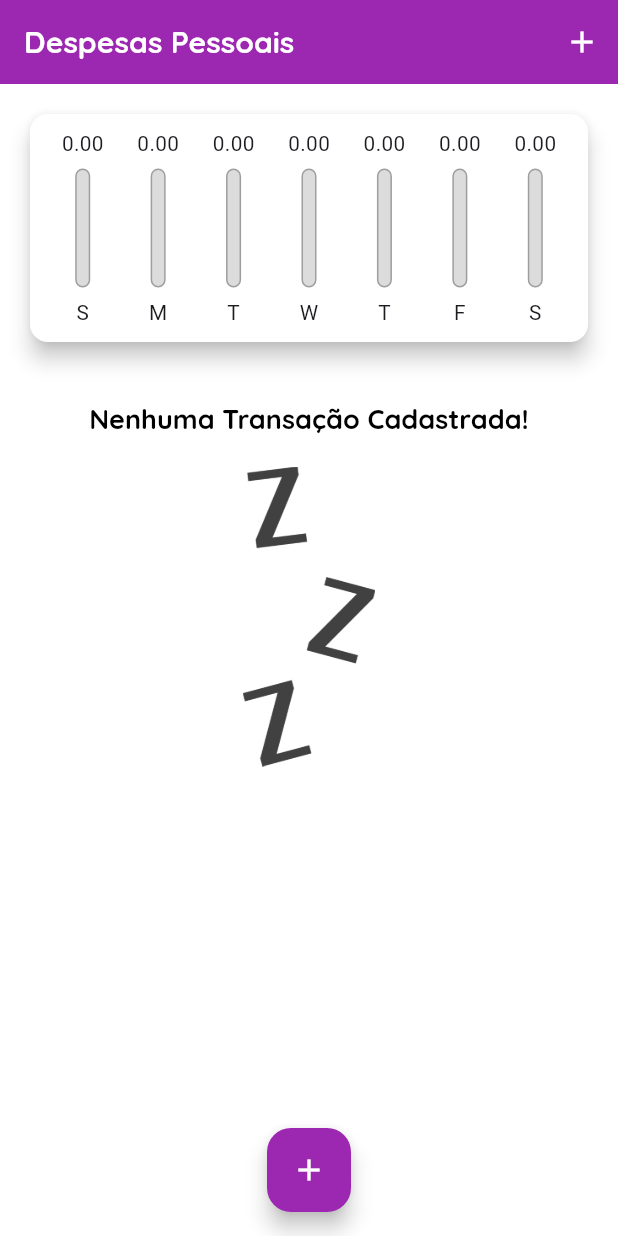
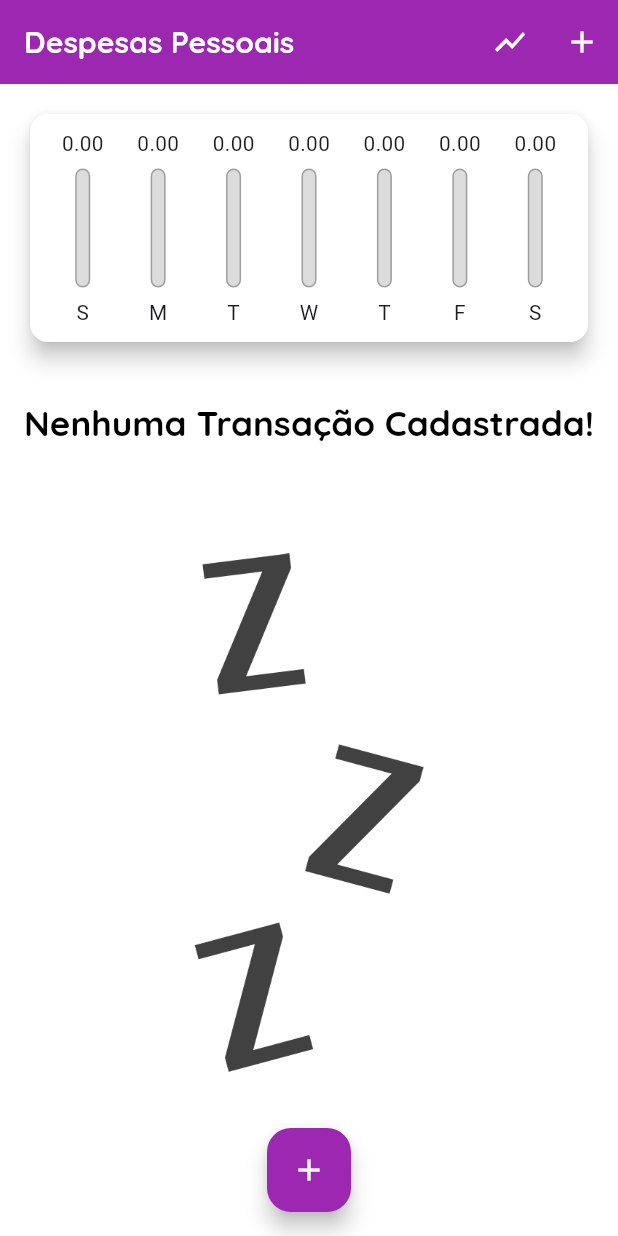
Before and after one commit to GoedertDalmolin/expenses, a Flutter app: the screen it shows after launch, on a phone screen of 412 x 824 dp. Run offline on Flutter 3.47's test engine with Material 3 defaults, Android fonts, the phone set to English and light mode, and no system bars; our stand-ins replace google_fonts.

Commit message:
Fixed the responsiveness of the graphic component. Added option in the appbar to show only the chart or list of transactions.

```diff
--- a/lib/components/transaction_list.dart
+++ b/lib/components/transaction_list.dart
@@ -11,27 +11,40 @@ class TransactionList extends StatelessWidget {
   @override
   Widget build(BuildContext context) {
     return transactions.isEmpty
-        ? Column(
+        ? LayoutBuilder(builder: (context, constraints) {
+            return Column(
               children: [
-              const SizedBox(
-                height: 20,
+                 SizedBox(
+                  height: constraints.maxHeight * 0.01,
                 ),
-              Text(
+                Padding(
+                  padding: const EdgeInsets.symmetric(horizontal: 16.0),
+                  child: SizedBox(
+                    height: constraints.maxHeight * 0.1,
+                    child: FittedBox(
+                      child: Text(
                         'Nenhuma Transação Cadastrada!',
                         style: Theme.of(context).textTheme.titleLarge,
                       ),
-              const SizedBox(
-                height: 20,
+                    ),
+                  ),
                 ),
                  SizedBox(
-                height: 200,
+                  height: constraints.maxHeight * 0.1,
+                ),
+                SizedBox(
+                  height: constraints.maxHeight * 0.6,
                   child: Image.asset(
                     'assets/images/waiting.png',
                     fit: BoxFit.cover,
                   ),
                 ),
+                SizedBox(
+                  height: constraints.maxHeight * 0.19,
+                ),
               ],
-          )
+            );
+          })
         : ListView.builder(
             itemCount: transactions.length,
             itemBuilder: (ctx, index) {
--- a/lib/main.dart
+++ b/lib/main.dart
@@ -5,6 +5,7 @@ import 'package:expenses/components/transaction_form.dart';
 import 'package:expenses/components/transaction_list.dart';
 import 'package:expenses/models/transaction.dart';
 import 'package:flutter/material.dart';
+import 'package:flutter/services.dart';
 import 'package:google_fonts/google_fonts.dart';
 
 main() => runApp(const ExpensesApp());
@@ -28,6 +29,40 @@ class ExpensesApp extends StatelessWidget {
           accentColor: Colors.amber,
           backgroundColor: Colors.white,
           cardColor: Colors.white,
+        ),
+        switchTheme: SwitchThemeData(
+          thumbColor: MaterialStateProperty.resolveWith(
+            (Set<MaterialState> states) {
+              if (states.contains(MaterialState.selected)) {
+                return Colors.purple;
+              }
+              return Colors.grey.withOpacity(.9);
+            },
+          ),
+          trackColor: MaterialStateProperty.resolveWith(
+            (Set<MaterialState> states) {
+              if (states.contains(MaterialState.selected)) {
+                return Colors.white;
+              }
+              return Colors.white.withOpacity(.1);
+            },
+          ),
+          overlayColor: MaterialStateProperty.resolveWith(
+            (Set<MaterialState> states) {
+              if (states.contains(MaterialState.disabled)) {
+                return Colors.grey;
+              }
+              return Colors.grey.withOpacity(.1);
+            },
+          ),
+          trackOutlineColor: MaterialStateProperty.resolveWith(
+            (Set<MaterialState> states) {
+              if (states.contains(MaterialState.selected)) {
+                return Colors.purple;
+              }
+              return Colors.grey;
+            },
+          ),
         ),
         bottomSheetTheme: const BottomSheetThemeData(
           backgroundColor: Colors.white,
@@ -61,6 +96,7 @@ class MyHomePage extends StatefulWidget {
 
 class _MyHomePageState extends State<MyHomePage> {
   final _transactions = <Transaction>[];
+  bool _showChart = false;
 
   List<Transaction> get _recentTransactions {
     return _transactions.where((element) {
@@ -99,6 +135,8 @@ class _MyHomePageState extends State<MyHomePage> {
 
   @override
   Widget build(BuildContext context) {
+    bool isLandscape = MediaQuery.orientationOf(context) == Orientation.landscape;
+
     final appBar = AppBar(
       title: Text(
         'Despesas Pessoais',
@@ -109,9 +147,18 @@ class _MyHomePageState extends State<MyHomePage> {
       actions: [
         IconButton(
           onPressed: () {
+            setState(() {
+              _showChart = !_showChart;
+            });
+          },
+          icon: Icon(_showChart ? Icons.list : Icons.show_chart),
+        ),
+        IconButton(
+          onPressed: () {
             _openTransactionFormModal(context);
           },
-            icon: const Icon(Icons.add))
+          icon: const Icon(Icons.add),
+        ),
       ],
       backgroundColor: Theme.of(context).colorScheme.primary,
     );
@@ -133,12 +180,14 @@ class _MyHomePageState extends State<MyHomePage> {
         child: Column(
           crossAxisAlignment: CrossAxisAlignment.stretch,
           children: [
+            if (_showChart || !isLandscape)
               SizedBox(
-              height: availableHeight * 0.25,
+                height: availableHeight * (isLandscape ? 0.82 : 0.25),
                 child: Chart(recentTransaction: _recentTransactions),
               ),
+            if (!_showChart || !isLandscape)
               SizedBox(
-              height: availableHeight * 0.75,
+                height: availableHeight *  (isLandscape ? 0.90 : 0.75) ,
                 child: TransactionList(
                   transactions: _transactions,
                   onRemove: _removeTransaction,
```
Lines whose indentation alone changed are shown as unchanged.
